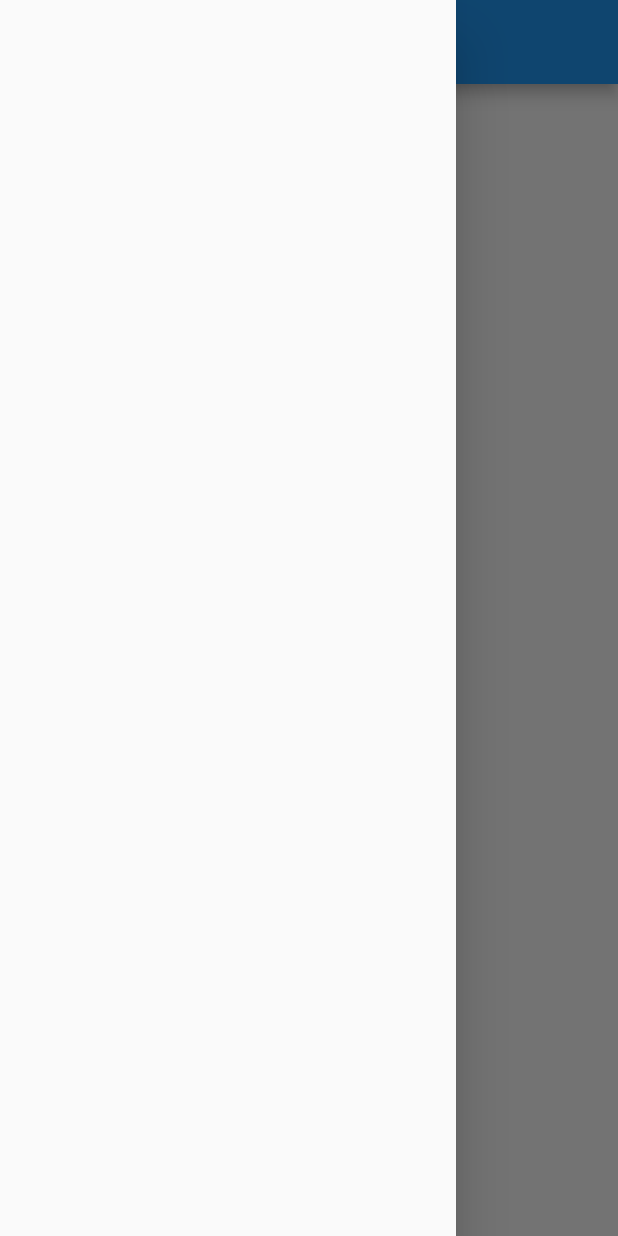
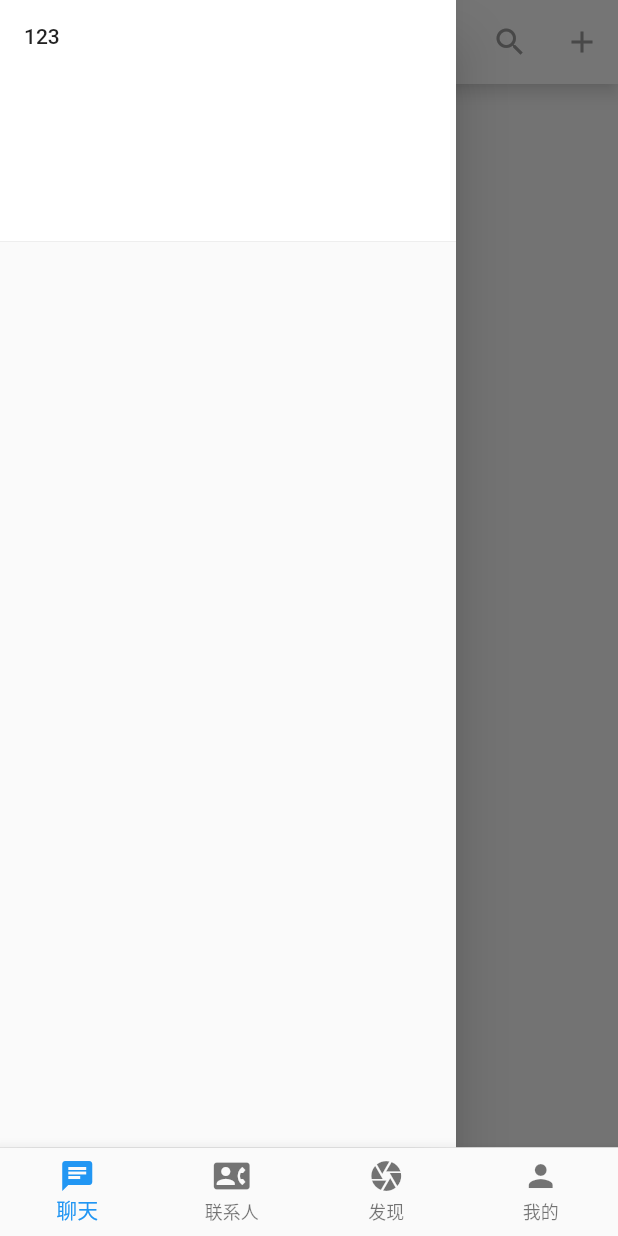
Before and after one commit to lsWorl/IMapp, a Flutter app: the IndexView screen opened by its route, with the side drawer open, on a phone screen of 412 x 824 dp. Run offline on Flutter 3.47's test engine with Material 2 defaults, Android fonts, the phone set to English and light mode, and no system bars; our stand-ins replace dio; missing offline and left inert: encrypt.

Commit message:
首页初步模板

```diff
--- /dev/null
+++ b/lib/component/ImageButton.dart
@@ -0,0 +1,21 @@
+import 'package:flutter/material.dart';
+
+// 图片按钮
+class ImageButton extends StatelessWidget {
+  const ImageButton({super.key});
+
+  @override
+  Widget build(BuildContext context) {
+    return TextButton(
+      onPressed: () {
+        // 点击后打开弹窗
+        Scaffold.of(context).openDrawer();
+      },
+      child: Container(
+          decoration: const BoxDecoration(
+              borderRadius: BorderRadius.all(Radius.circular(80)),
+              image: DecorationImage(
+                  image: AssetImage('assets/images/logo.png')))),
+    );
+  }
+}
--- a/lib/main.dart
+++ b/lib/main.dart
@@ -24,9 +24,9 @@ class MyApp extends StatelessWidget {
           // or simply save your changes to "hot reload" in a Flutter IDE).
           // Notice that the counter didn't reset back to zero; the application
           // is not restarted.
-
-          ),
+          primaryColor: Colors.white),
       routes: routes,
+      // 默认路由
       initialRoute: '/',
     );
   }
--- /dev/null
+++ b/lib/view/indexChildren/chatList_view.dart
@@ -0,0 +1,66 @@
+import 'package:flutter/material.dart';
+import 'package:flutter/src/widgets/container.dart';
+import 'package:flutter/src/widgets/framework.dart';
+
+import '../../component/ImageButton.dart';
+
+class ChatListView extends StatefulWidget {
+  const ChatListView({super.key});
+
+  @override
+  State<ChatListView> createState() => _ChatListViewState();
+}
+
+class _ChatListViewState extends State<ChatListView> {
+  @override
+  Widget build(BuildContext context) {
+    return Scaffold(
+      appBar: AppBar(
+        title: const Text('首页'),
+        centerTitle: true,
+        backgroundColor: Colors.white,
+        shadowColor: Colors.white,
+        foregroundColor: Colors.grey,
+        leading: Builder(builder: (BuildContext context) {
+          return ImageButton();
+        }),
+        actions: [
+          IconButton(onPressed: () {}, icon: Icon(Icons.search)),
+          IconButton(onPressed: () {}, icon: Icon(Icons.add))
+        ],
+      ),
+      drawer: LeftDrawer(),
+      body: Container(
+        padding: EdgeInsets.only(top: 10),
+        child: Text('首页'),
+      ),
+    );
+  }
+}
+
+// 左侧弹出层
+class LeftDrawer extends StatelessWidget {
+  const LeftDrawer({super.key});
+
+  @override
+  Widget build(BuildContext context) {
+    return Drawer(
+      child: ListView(
+        padding: EdgeInsets.zero,
+        children: [
+          DrawerHeader(
+            decoration: const BoxDecoration(
+              color: Colors.white,
+            ),
+            child: ListView(
+              children: [Text('123')],
+            ),
+          ),
+        ],
+      ),
+    );
+  }
+
+  // 弹出层的头像展示
+
+}
--- a/lib/view/index_view.dart
+++ b/lib/view/index_view.dart
@@ -1,5 +1,14 @@
 import 'package:flutter/material.dart';
+import 'package:imapp/component/ImageButton.dart';
+import 'package:imapp/view/indexChildren/chatList_view.dart';
+import 'package:imapp/view/indexChildren/contacts_view.dart';
+import 'package:imapp/view/indexChildren/discover_view.dart';
+import 'package:imapp/view/indexChildren/my_center_view.dart';
 
+import '../viewmodel/index_viewmodel.dart';
+// import 'indexChildren/contacts_view.dart';
+
+// 首页入口
 class IndexView extends StatefulWidget {
   const IndexView({super.key});
 
@@ -8,26 +17,36 @@ class IndexView extends StatefulWidget {
 }
 
 class _IndexViewState extends State<IndexView> {
+  IndexViewModelData data = new IndexViewModelData();
+  List<Widget> widgets = [
+    ChatListView(),
+    ContactsListView(),
+    DiscoverView(),
+    MyCenterView()
+  ];
   @override
   Widget build(BuildContext context) {
     return Scaffold(
-      appBar: AppBar(
-        title: const Text('首页'),
-        centerTitle: true,
-      ),
-      drawer: new LeftDrawer(),
-      body: Container(
-        child: Text('shouye'),
-      ),
+      bottomNavigationBar: BottomBar(),
+      body: widgets[data.index],
+    );
+  }
+
+  BottomNavigationBar BottomBar() {
+    return BottomNavigationBar(
+      type: BottomNavigationBarType.fixed,
+      items: const [
+        BottomNavigationBarItem(icon: Icon(Icons.chat), label: '聊天'),
+        BottomNavigationBarItem(icon: Icon(Icons.contact_phone), label: '联系人'),
+        BottomNavigationBarItem(icon: Icon(Icons.camera), label: '发现'),
+        BottomNavigationBarItem(icon: Icon(Icons.person), label: '我的'),
+      ],
+      currentIndex: data.index,
+      onTap: (value) {
+        setState(() {
+          data.index = value;
+        });
+      },
     );
   }
 }
-
-class LeftDrawer extends StatelessWidget {
-  const LeftDrawer({super.key});
-
-  @override
-  Widget build(BuildContext context) {
-    return Drawer();
-  }
-}
--- /dev/null
+++ b/lib/viewmodel/index_viewmodel.dart
@@ -0,0 +1,16 @@
+/**
+   * 数据层
+   * Data
+   */
+class IndexViewModelData {
+  // 索引值，判断处于的页面
+  int _index = 0;
+
+  set index(var value) {
+    _index = value;
+  }
+
+  int get index {
+    return _index;
+  }
+}
```
Also changed, not shown: lib/view/indexChildren/contacts_view.dart (added, +26 -0 lines), lib/view/indexChildren/discover_view.dart (added, +26 -0 lines), lib/view/indexChildren/my_center_view.dart (added, +15 -0 lines).
